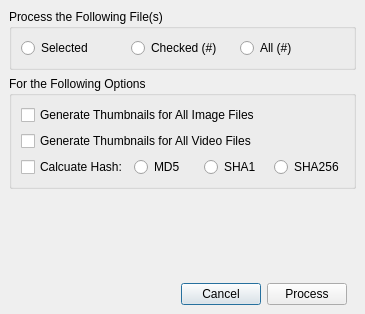
This is digdeeperdialog.ui in pjrinaldi/wombatforensics as Qt 5 draws it before an edit. The edited form follows.
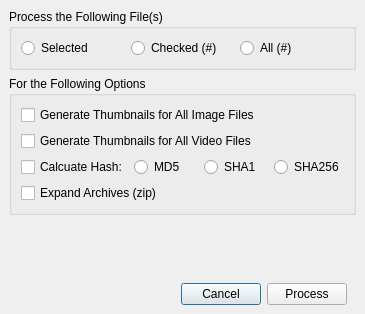
This is the edited form.

Commit message: implemented zip archive html display on double click and starting to implement digging deeper with zip archive...

Diff of the .ui file:
```diff
--- a/digdeeperdialog.ui
+++ b/digdeeperdialog.ui
@@ -144,6 +144,17 @@
           </item>
          </layout>
         </item>
+        <item>
+         <layout class="QHBoxLayout" name="horizontalLayout_4">
+          <item>
+           <widget class="QCheckBox" name="expandarchivescheckbox">
+            <property name="text">
+             <string>Expand Archives (zip)</string>
+            </property>
+           </widget>
+          </item>
+         </layout>
+        </item>
        </layout>
       </widget>
      </item>
```
The commit also changes 12 other files.
